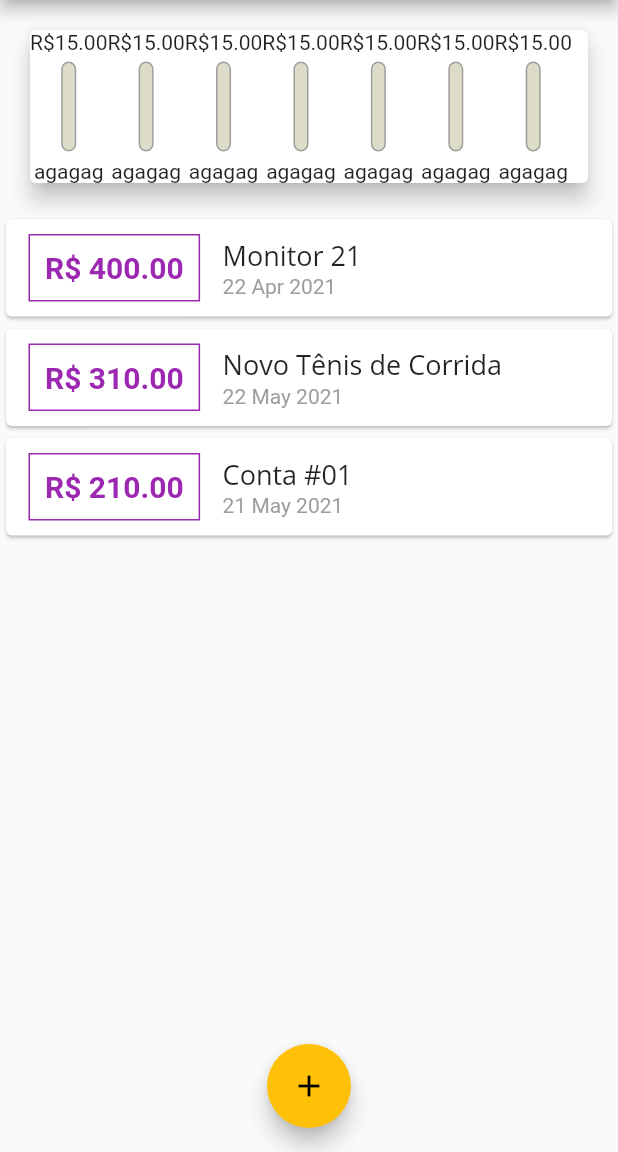
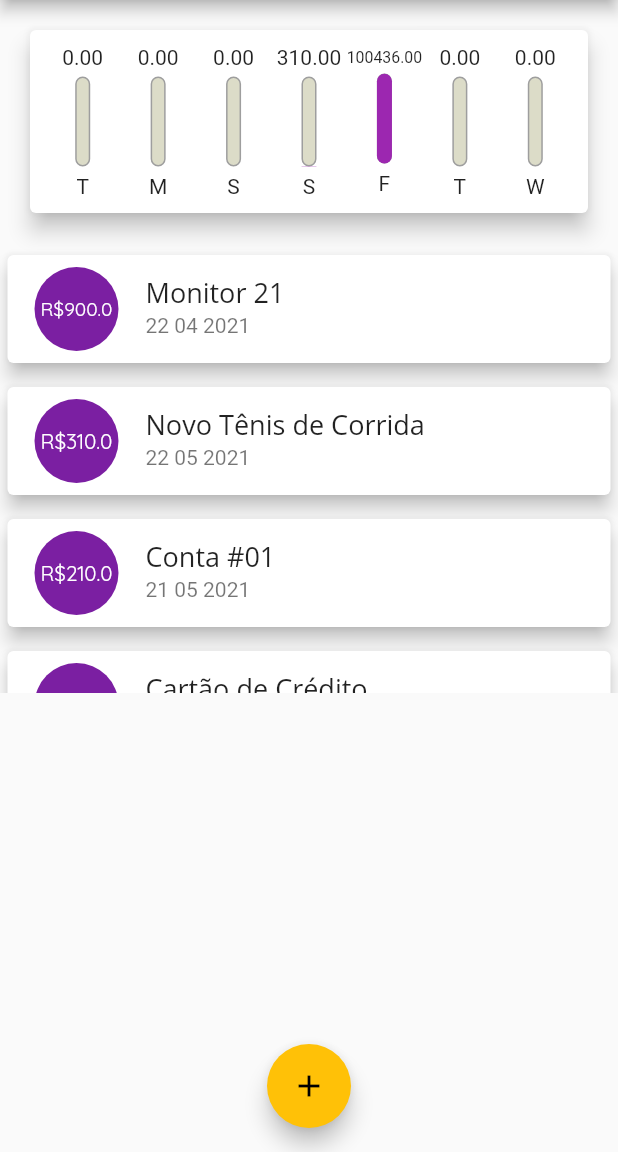
Before and after one commit to altenir/cod3r_expenses, a Flutter app: the screen it shows after launch, on a phone screen of 412 x 824 dp, the part 84-1236 px from its top. Run offline on Flutter 3.47's test engine with Material 2 defaults, Android fonts, the phone set to English and light mode, and no system bars.

Commit message:
chartBar

```diff
--- a/lib/components/chart.dart
+++ b/lib/components/chart.dart
@@ -23,7 +23,16 @@ class Chart extends StatelessWidget {
           totalSum += recentTransaction[i].value;
         }
       }
-      return {'day': DateFormat.E().format(weekDay)[0], 'value': totalSum};
+      return {
+        'day': DateFormat.E().format(weekDay)[0],
+        'value': totalSum,
+      };
+    });
+  }
+
+  double get _weekTotalValue {
+    return groupedTransactions.fold(0.0, (sum, tr) {
+      return sum + (tr['value'] as double);
     });
   }
 
@@ -33,14 +42,21 @@ class Chart extends StatelessWidget {
     return Card(
       elevation: 6,
       margin: EdgeInsets.all(20),
-      child: Row(
-        children: groupedTransactions.map((tr) {
-          return ChartBar(
-            label: 'agagag',
-            value: 15,
-            percentage: 0,
-          );
-        }).toList(),
+      child: Padding(
+        padding: const EdgeInsets.all(10),
+        child: Row(
+          mainAxisAlignment: MainAxisAlignment.spaceAround,
+          children: groupedTransactions.map((tr) {
+            return Flexible(
+              fit: FlexFit.tight,
+              child: ChartBar(
+                label: tr['day'].toString(),
+                value: double.parse(tr['value'].toString()),
+                percentage: (tr['value'] as double) / _weekTotalValue,
+              ),
+            );
+          }).toList(),
+        ),
       ),
     );
   }
--- a/lib/components/chart_bar.dart
+++ b/lib/components/chart_bar.dart
@@ -15,7 +15,9 @@ class ChartBar extends StatelessWidget {
   Widget build(BuildContext context) {
     return Column(
       children: <Widget>[
-        Text('R\$${value.toStringAsFixed(2)}'),
+        FittedBox(
+          child: Text('${value.toStringAsFixed(2)}'),
+        ),
         SizedBox(
           height: 5,
         ),
@@ -23,7 +25,8 @@ class ChartBar extends StatelessWidget {
           height: 60,
           width: 10,
           child: Stack(
-            children: [
+            alignment: Alignment.bottomCenter,
+            children: <Widget>[
               Container(
                 decoration: BoxDecoration(
                   border: Border.all(
@@ -32,6 +35,15 @@ class ChartBar extends StatelessWidget {
                   ),
                   color: Color.fromRGBO(220, 220, 200, 1),
                   borderRadius: BorderRadius.circular(5),
+                ),
+              ),
+              FractionallySizedBox(
+                heightFactor: percentage,
+                child: Container(
+                  decoration: BoxDecoration(
+                    color: Theme.of(context).primaryColor,
+                    borderRadius: BorderRadius.circular(5),
+                  ),
                 ),
               )
             ],
--- a/lib/components/transaction_list.dart
+++ b/lib/components/transaction_list.dart
@@ -39,49 +39,28 @@ class TransactionList extends StatelessWidget {
               itemBuilder: (ctx, index) {
                 final tr = transactions[index];
                 return Card(
-                  child: Row(
-                    children: <Widget>[
-                      Container(
+                  elevation: 5,
                   margin: EdgeInsets.symmetric(
-                          horizontal: 15,
-                          vertical: 10,
+                    vertical: 8,
+                    horizontal: 5,
                   ),
-                        decoration: BoxDecoration(
-                          border: Border.all(
-                            color: Theme.of(context).primaryColor,
-                            width: 1,
-                          ),
-                        ),
-                        padding: EdgeInsets.all(10),
-                        child: Text(
-                          'R\$ ${tr.value.toStringAsFixed(2)}',
-                          style: TextStyle(
-                            fontWeight: FontWeight.bold,
-                            fontSize: 20,
-                            color: Theme.of(context).primaryColor,
+                  child: ListTile(
+                    leading: CircleAvatar(
+                      radius: 30,
+                      child: Padding(
+                        padding: const EdgeInsets.all(6),
+                        child: FittedBox(
+                          child: Text('R\$${tr.value}'),
                         ),
                       ),
                     ),
-                      Column(
-                        crossAxisAlignment: CrossAxisAlignment.start,
-                        children: <Widget>[
-                          Text(
+                    title: Text(
                       tr.title,
                       style: Theme.of(context).textTheme.headline6,
-                            // style: TextStyle(
-                            //   fontSize: 16,
-                            //   fontWeight: FontWeight.bold,
-                            // ),
                     ),
-                          Text(
-                            DateFormat('d MMM y').format(tr.date),
-                            style: TextStyle(
-                              color: Colors.grey,
+                    subtitle: Text(
+                      DateFormat('d MM y').format(tr.date),
                     ),
-                          )
-                        ],
-                      )
-                    ],
                   ),
                 );
               },
--- a/lib/main.dart
+++ b/lib/main.dart
@@ -47,7 +47,7 @@ class _MyHomePageState extends State<MyHomePage> {
     Transaction(
       id: 't1',
       title: 'Monitor 21',
-      value: 400.00,
+      value: 900.00,
       date: DateTime.now().subtract(Duration(days: 33)),
     ),
     Transaction(
@@ -60,6 +60,18 @@ class _MyHomePageState extends State<MyHomePage> {
       id: 't2',
       title: 'Conta #01',
       value: 210.00,
+      date: DateTime.now().subtract(Duration(days: 4)),
+    ),
+    Transaction(
+      id: 't3',
+      title: 'Cartão de Crédito',
+      value: 100211.00,
+      date: DateTime.now().subtract(Duration(days: 4)),
+    ),
+    Transaction(
+      id: 't4',
+      title: 'Lanche',
+      value: 15.00,
       date: DateTime.now().subtract(Duration(days: 4)),
     ),
   ];
```
Lines whose indentation alone changed are shown as unchanged.
